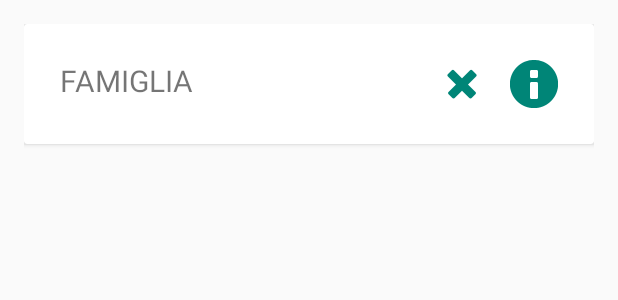
After one commit to emizzz/androidTest, an Android app: the layout list_item.xml on its own in the app's theme, with its tools: preview values and no code run, on a phone screen of 412 x 824 dp. The commit adds this screen. Shown: the top 300 px of the screen. Run offline under Robolectric (Android 15) with nearby library versions, the light colour scheme and no system bars.

Commit message:
item layout

```diff
--- a/app/build.gradle
+++ b/app/build.gradle
@@ -27,4 +27,8 @@ dependencies {
     androidTestImplementation 'com.android.support.test:runner:1.0.2'
     androidTestImplementation 'com.android.support.test.espresso:espresso-core:3.0.2'
     implementation 'com.android.support:design:28.0.0'
+    implementation 'com.android.support:recyclerview-v7:28.0.0'
+
+    //to make rounded images
+    implementation 'de.hdodenhof:circleimageview:3.0.0'
 }
--- /dev/null
+++ b/app/src/main/res/layout/list_item.xml
@@ -0,0 +1,54 @@
+<?xml version="1.0" encoding="utf-8"?>
+<LinearLayout xmlns:android="http://schemas.android.com/apk/res/android"
+    android:id="@+id/item"
+    android:layout_width="match_parent" android:layout_height="match_parent"
+    android:padding="16dp"
+    >
+
+    <android.support.v7.widget.CardView
+        android:layout_width="match_parent"
+        android:layout_height="wrap_content"
+        android:id="@+id/item_container"
+        >
+
+        <RelativeLayout
+            android:layout_width="match_parent"
+            android:layout_height="wrap_content"
+            android:padding="@dimen/margin_padding_size_medium"
+            >
+
+            <TextView
+                android:text="FAMIGLIA"
+                android:layout_centerVertical="true"
+                android:padding="@dimen/margin_padding_size_small"
+                android:layout_width="wrap_content"
+                android:layout_height="wrap_content"
+                android:id="@+id/item_name"
+                android:layout_alignParentTop="true"
+                android:textSize="@dimen/text_size_large"
+            />
+
+            <ImageView
+                android:layout_alignParentRight="true"
+                android:tint="@color/colorPrimary"
+                android:id="@+id/item_icon1"
+                android:layout_width="wrap_content"
+                android:layout_height="wrap_content"
+                android:padding="@dimen/margin_padding_size_small"
+                android:src="@android:drawable/ic_dialog_info" />
+
+            <ImageView
+                android:layout_toLeftOf="@id/item_icon1"
+                android:tint="@color/colorPrimary"
+                android:id="@+id/item_icon2"
+                android:layout_width="wrap_content"
+                android:layout_height="wrap_content"
+                android:padding="@dimen/margin_padding_size_small"
+                android:src="@android:drawable/ic_delete" />
+
+
+        </RelativeLayout>
+
+    </android.support.v7.widget.CardView>
+
+</LinearLayout>
```
Also changed, not shown: app/src/main/res/layout/activity_main.xml (+25 -17 lines), app/src/main/res/values/dimens.xml (added, +37 -0 lines), 2 other files.
